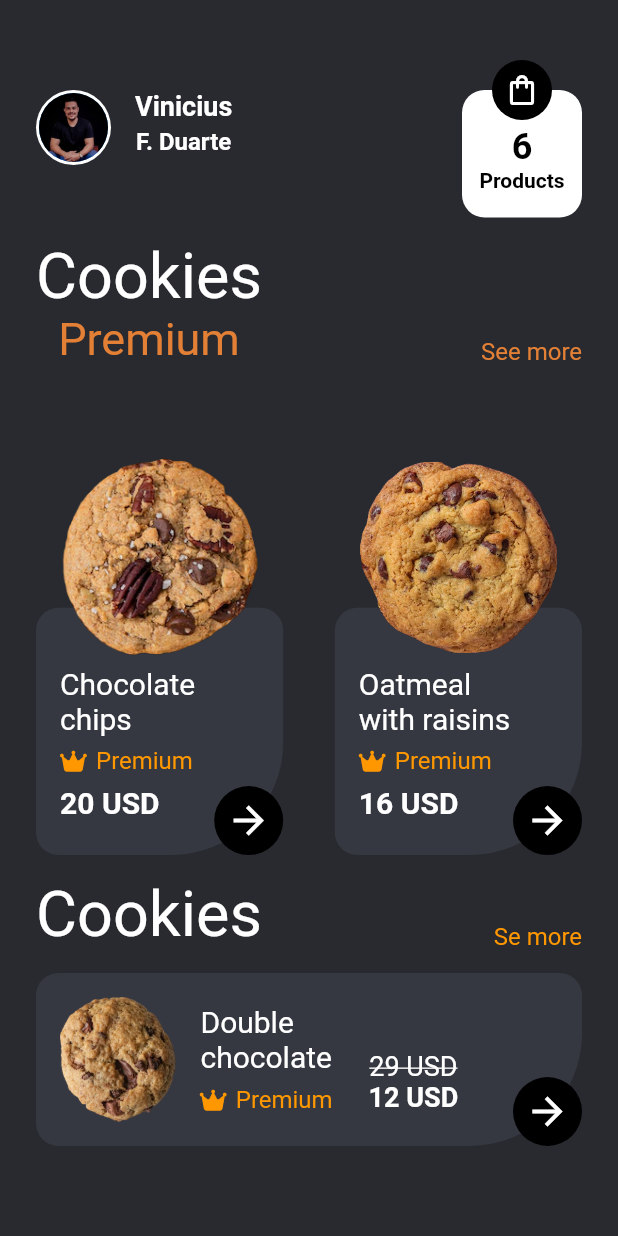
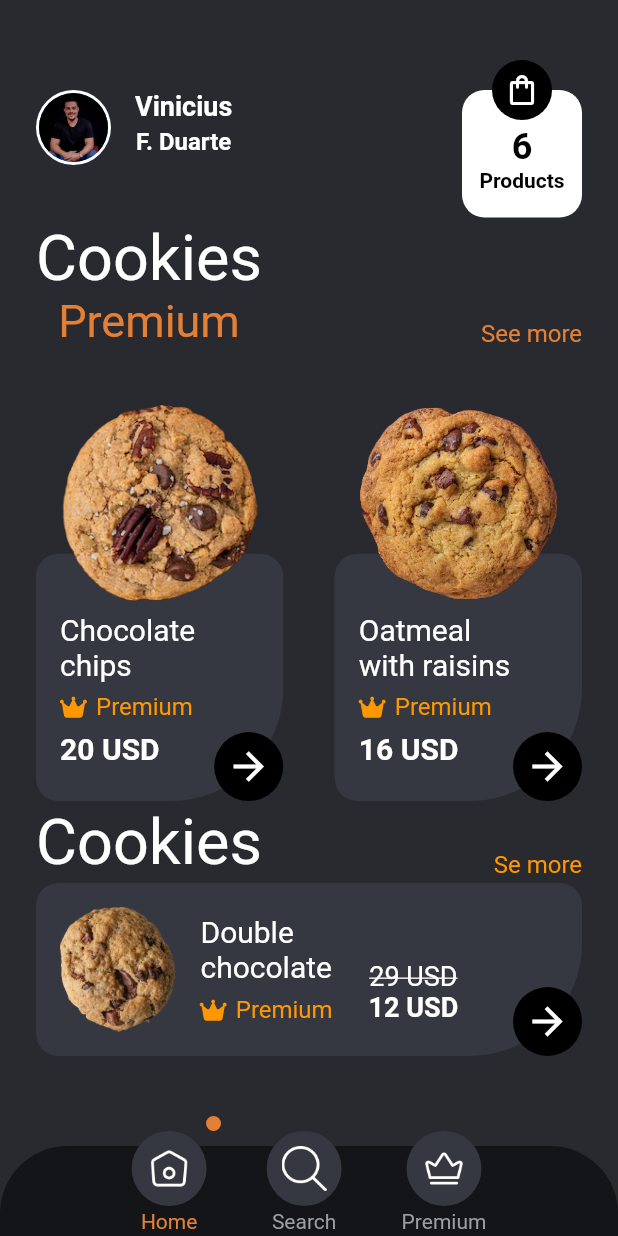
Before and after one commit to francovinicius/cockiesUi, a Flutter app: the screen it shows after launch, on a phone screen of 412 x 824 dp. Run offline on Flutter 3.47's test engine with Material 2 defaults, Android fonts, the phone set to English and light mode, and no system bars; our stand-ins replace font_awesome_flutter.

Commit message:
Add BottomNavBar

```diff
--- a/lib/pages/home/home_page.dart
+++ b/lib/pages/home/home_page.dart
@@ -2,6 +2,7 @@ import 'package:cockies_ui/colors.dart';
 import 'package:cockies_ui/pages/widgets/cookie.dart';
 import 'package:flutter/material.dart';
 import '../../models/cookies.dart';
+import '../widgets/bottom_nav_bar.dart';
 import '../widgets/cart.dart';
 import '../widgets/avatar.dart';
 import '../widgets/cookies_bar.dart';
@@ -18,6 +19,7 @@ class HomePage extends StatelessWidget {
     return Scaffold(
         backgroundColor: background,
         body: body(size: size),
+        bottomNavigationBar: const BottomNavBar()
     );
   }
 }
--- /dev/null
+++ b/lib/pages/widgets/bottom_nav_bar.dart
@@ -0,0 +1,101 @@
+import 'package:cockies_ui/colors.dart';
+import 'package:flutter/material.dart';
+
+import 'nav_bar_button.dart';
+
+class BottomNavBar extends StatefulWidget {
+  const BottomNavBar({super.key});
+
+  @override
+  State<BottomNavBar> createState() => _BottomNavBarState();
+}
+
+class _BottomNavBarState extends State<BottomNavBar> {
+  var index = 0;
+  var ypos = 0.0;
+
+  @override
+  Widget build(BuildContext context) {
+    var size = MediaQuery.of(context).size;
+    return Stack(
+      clipBehavior: Clip.none,
+      children: [
+        Container(
+          height: 60,
+          decoration: const BoxDecoration(
+            color: navBarcolor,
+            borderRadius: BorderRadius.vertical(top: Radius.circular(45)),
+          ),
+        ),
+        Positioned.fill(
+          top: -10,
+          child: Align(
+            alignment: Alignment.center,
+            child: Row(
+              mainAxisAlignment: MainAxisAlignment.center,
+              children: [
+                GestureDetector(
+                  onTap: () {
+                    setState(() {
+                      index = 0;
+                      ypos = size.width / 3;
+                    });
+                  },
+                  child: NavBarButton(
+                    icon: 'assets/home.png',
+                    text: 'Home',
+                    isActive: index == 0,
+                  ),
+                ),
+                const SizedBox(
+                  width: 40,
+                ),
+                GestureDetector(
+                  onTap: () {
+                    setState(() {
+                      index = 1;
+                      ypos = size.width / 3 + 90;
+                    });
+                  },
+                  child: NavBarButton(
+                    icon: 'assets/search.png',
+                    text: 'Search',
+                    isActive: index == 1,
+                  ),
+                ),
+                const SizedBox(
+                  width: 40,
+                ),
+                GestureDetector(
+                  onTap: () {
+                    setState(() {
+                      index = 2;
+                      ypos = size.width / 3 + 180;
+                    });
+                  },
+                  child: NavBarButton(
+                    icon: 'assets/premium.png',
+                    text: 'Premium',
+                    isActive: index == 2,
+                  ),
+                ),
+              ],
+            ),
+          ),
+        ),
+        AnimatedPositioned(
+          top: -20,
+          left: ypos == 0 ? size.width / 3 : ypos,
+          duration: const Duration(milliseconds: 200),
+          child: Container(
+              height: 10,
+              width: 10,
+              decoration: const BoxDecoration(
+                shape: BoxShape.circle,
+                color: orange,
+              )),
+        ),
+      ],
+    );
+  }
+}
--- /dev/null
+++ b/lib/pages/widgets/nav_bar_button.dart
@@ -0,0 +1,36 @@
+import 'package:flutter/material.dart';
+
+import '../../colors.dart';
+
+class NavBarButton extends StatelessWidget {
+  const NavBarButton({
+    super.key, required this.icon, required this.text, required this.isActive,
+  });
+
+  final String icon;
+  final String text;
+  final bool isActive;
+
+  @override
+  Widget build(BuildContext context) {
+    return Column(
+      children: [
+        Container(
+          height: 50,
+          width: 50,
+          padding: const EdgeInsets.all(10),
+          decoration:
+          const BoxDecoration(shape: BoxShape.circle, color: buttonColor),
+          child: Image.asset(
+            icon,
+            color: Colors.white,
+          ),
+        ),
+        const SizedBox(
+          height: 2,
+        ),
+        Text(text, style: TextStyle(color: isActive? orange : Colors.grey),),
+      ],
+    );
+  }
+}
```
Also changed, not shown: assets/appcookies.svg (added).
